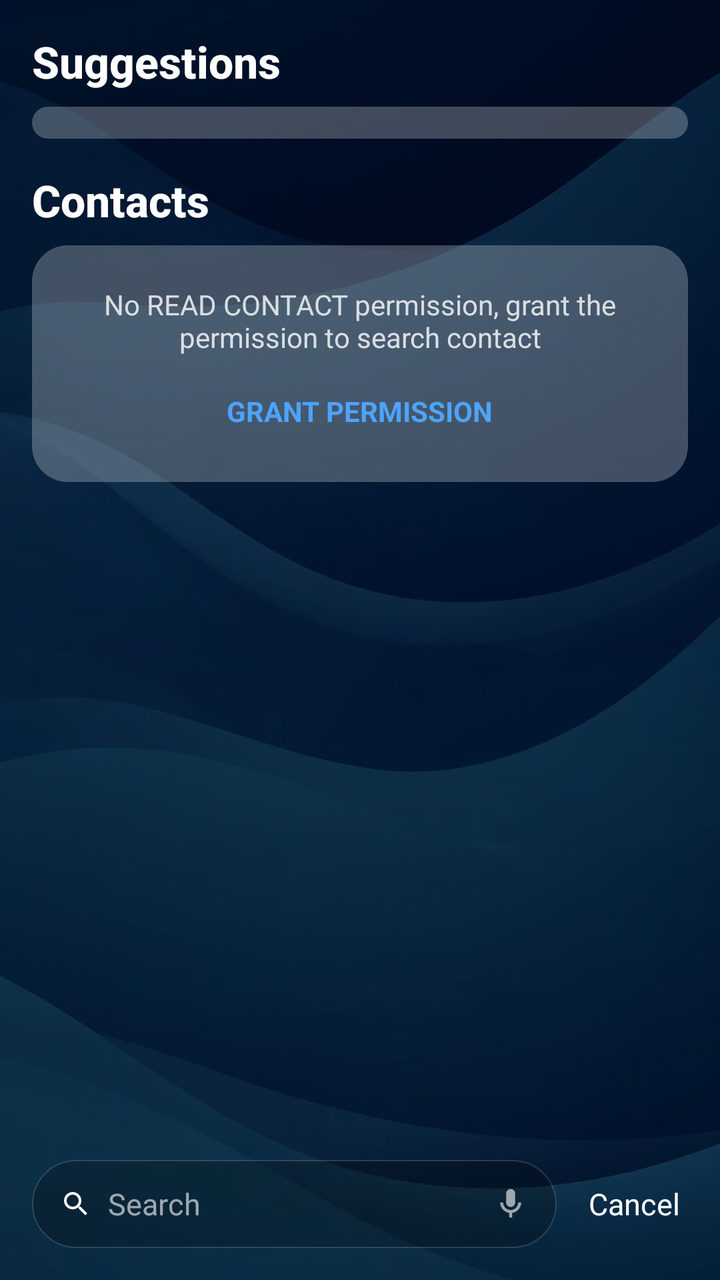
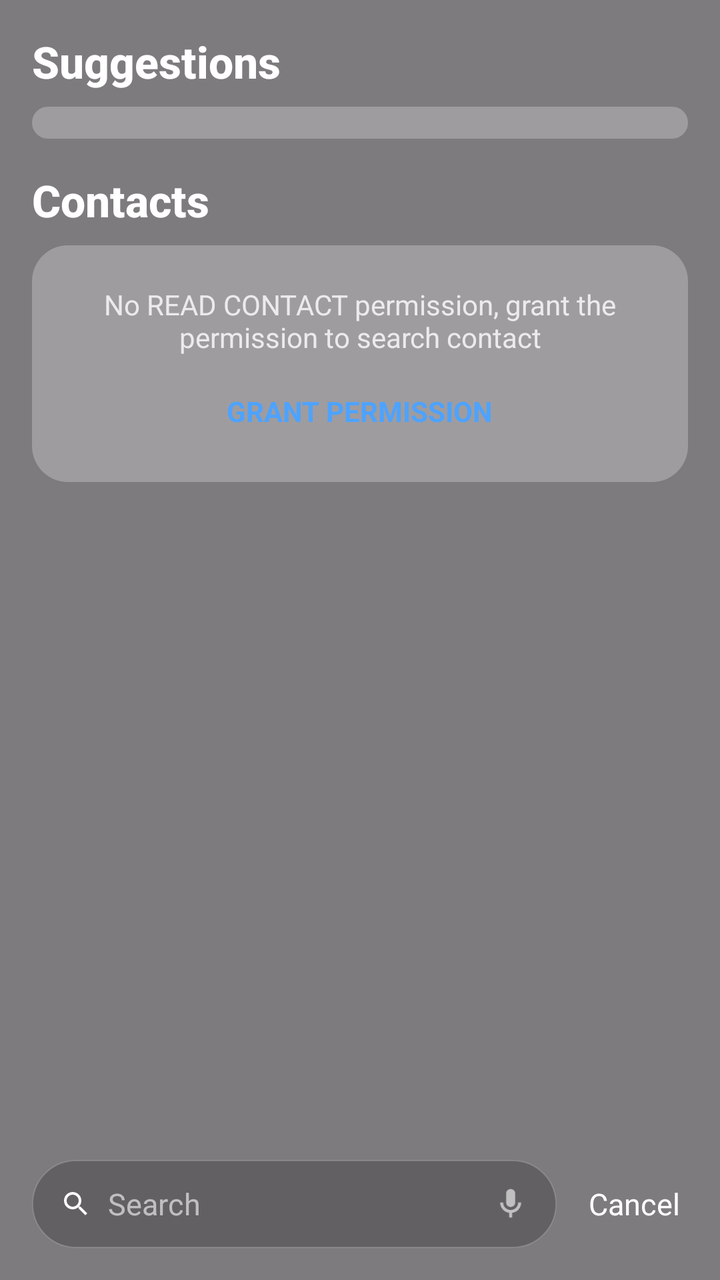

Before-and-after screenshots of an Android layout around one commit, followed by the original layout XML and the change that was made.
<!-- AndroidManifest.xml: application theme Theme.LauncherApp -->
<!-- res/layout/activity_search.xml -->
<?xml version="1.0" encoding="utf-8"?>
<FrameLayout xmlns:android="http://schemas.android.com/apk/res/android"
    xmlns:tools="http://schemas.android.com/tools"
    android:layout_width="match_parent"
    android:layout_height="match_parent"
    tools:context=".ui.activities.SearchActivity">

    <ImageView
        android:id="@+id/searchWallpaper"
        android:layout_width="match_parent"
        android:layout_height="match_parent"
        android:contentDescription="@null"
        android:scaleType="centerCrop"
        android:src="@drawable/walapepr_1" />

    <View
        android:layout_width="match_parent"
        android:layout_height="match_parent"
        android:background="#80000000" />

    <LinearLayout
        android:id="@+id/searchColumn"
        android:layout_width="match_parent"
        android:layout_height="match_parent"
        android:orientation="vertical">

        <ScrollView
            android:layout_width="match_parent"
            android:layout_height="0dp"
            android:layout_weight="1"
            android:clipToPadding="false"
            android:paddingStart="16dp"
            android:paddingTop="16dp"
            android:paddingEnd="16dp">

            <LinearLayout
                android:layout_width="match_parent"
                android:layout_height="wrap_content"
                android:orientation="vertical">

                
                <LinearLayout
                    android:id="@+id/suggestionsGroup"
                    android:layout_width="match_parent"
                    android:layout_height="wrap_content"
                    android:orientation="vertical">

                    <TextView
                        android:layout_width="wrap_content"
                        android:layout_height="wrap_content"
                        android:layout_marginBottom="8dp"
                        android:fontFamily="sans-serif-medium"
                        android:text="@string/search_suggestions_header"
                        android:textColor="@android:color/white"
                        android:textSize="22sp"
                        android:textStyle="bold" />

                    <android.widget.GridLayout
                        android:id="@+id/suggestedGrid"
                        android:layout_width="match_parent"
                        android:layout_height="wrap_content"
                        android:background="@drawable/bg_search_card"
                        android:columnCount="4"
                        android:padding="8dp" />

                </LinearLayout>

                
                <LinearLayout
                    android:id="@+id/appsGroup"
                    android:layout_width="match_parent"
                    android:layout_height="wrap_content"
                    android:layout_marginTop="16dp"
                    android:orientation="vertical"
                    android:visibility="gone">

                    <TextView
                        android:layout_width="wrap_content"
                        android:layout_height="wrap_content"
                        android:layout_marginBottom="8dp"
                        android:fontFamily="sans-serif-medium"
                        android:text="@string/search_apps_header"
                        android:textColor="@android:color/white"
                        android:textSize="22sp"
                        android:textStyle="bold" />

                    <LinearLayout
                        android:id="@+id/appResultsList"
                        android:layout_width="match_parent"
                        android:layout_height="wrap_content"
                        android:background="@drawable/bg_search_card"
                        android:orientation="vertical" />

                </LinearLayout>

                
                <LinearLayout
                    android:layout_width="match_parent"
                    android:layout_height="wrap_content"
                    android:layout_marginTop="16dp"
                    android:orientation="vertical">

                    <TextView
                        android:layout_width="wrap_content"
                        android:layout_height="wrap_content"
                        android:layout_marginBottom="8dp"
                        android:fontFamily="sans-serif-medium"
                        android:text="@string/search_contacts_header"
                        android:textColor="@android:color/white"
                        android:textSize="22sp"
                        android:textStyle="bold" />

                    <LinearLayout
                        android:id="@+id/contactsPermissionGroup"
                        android:layout_width="match_parent"
                        android:layout_height="wrap_content"
                        android:background="@drawable/bg_search_card"
                        android:gravity="center"
                        android:orientation="vertical"
                        android:padding="20dp">

                        <TextView
                            android:layout_width="match_parent"
                            android:layout_height="wrap_content"
                            android:gravity="center"
                            android:text="@string/search_contacts_permission_message"
                            android:textColor="#CCFFFFFF"
                            android:textSize="14sp" />

                        <TextView
                            android:id="@+id/grantContactsPermission"
                            android:layout_width="wrap_content"
                            android:layout_height="wrap_content"
                            android:layout_marginTop="12dp"
                            android:background="?attr/selectableItemBackground"
                            android:padding="6dp"
                            android:text="@string/search_grant_permission"
                            android:textColor="#4DA3FF"
                            android:textSize="14sp"
                            android:textStyle="bold" />

                    </LinearLayout>

                    <LinearLayout
                        android:id="@+id/contactResultsList"
                        android:layout_width="match_parent"
                        android:layout_height="wrap_content"
                        android:background="@drawable/bg_search_card"
                        android:orientation="vertical"
                        android:visibility="gone" />

                </LinearLayout>

            </LinearLayout>

        </ScrollView>

        
        <LinearLayout
            android:layout_width="match_parent"
            android:layout_height="wrap_content"
            android:gravity="center_vertical"
            android:orientation="horizontal"
            android:paddingStart="16dp"
            android:paddingTop="8dp"
            android:paddingEnd="16dp"
            android:paddingBottom="16dp">

            <LinearLayout
                android:layout_width="0dp"
                android:layout_height="44dp"
                android:layout_weight="1"
                android:background="@drawable/home_search_pill_background"
                android:gravity="center_vertical"
                android:orientation="horizontal"
                android:paddingStart="14dp"
                android:paddingEnd="14dp">

                <ImageView
                    android:layout_width="16dp"
                    android:layout_height="16dp"
                    android:contentDescription="@null"
                    android:src="@drawable/ic_home_search" />

                <EditText
                    android:id="@+id/searchInput"
                    android:layout_width="0dp"
                    android:layout_height="match_parent"
                    android:layout_marginStart="8dp"
                    android:layout_weight="1"
                    android:background="@null"
                    android:hint="@string/search_hint"
                    android:imeOptions="actionSearch"
                    android:inputType="text"
                    android:maxLines="1"
                    android:textColor="@android:color/white"
                    android:textColorHint="#99FFFFFF"
                    android:textSize="15sp" />

                <ImageView
                    android:id="@+id/searchMic"
                    android:layout_width="18dp"
                    android:layout_height="18dp"
                    android:layout_marginStart="8dp"
                    android:background="?attr/selectableItemBackground"
                    android:contentDescription="@null"
                    android:src="@drawable/ic_search_mic" />

            </LinearLayout>

            <TextView
                android:id="@+id/searchCancel"
                android:layout_width="wrap_content"
                android:layout_height="wrap_content"
                android:layout_marginStart="12dp"
                android:background="?attr/selectableItemBackground"
                android:padding="4dp"
                android:text="@string/search_cancel"
                android:textColor="@android:color/white"
                android:textSize="15sp" />

        </LinearLayout>

    </LinearLayout>

</FrameLayout>
<!-- resources referenced by this layout -->
<resources>
  <!-- drawable bg_search_card (drawable) -->
  <?xml version="1.0" encoding="utf-8"?>
  <shape xmlns:android="http://schemas.android.com/apk/res/android">
      <solid android:color="#40FFFFFF" />
      <corners android:radius="18dp" />
  </shape>
  <!-- drawable home_search_pill_background (drawable) -->
  <?xml version="1.0" encoding="utf-8"?>
  <shape xmlns:android="http://schemas.android.com/apk/res/android"
      android:shape="rectangle">
      <solid android:color="#38000000" />
      <stroke
          android:width="0.5dp"
          android:color="#26FFFFFF" />
      <corners android:radius="100dp" />
  </shape>
  <!-- drawable ic_home_search (drawable) -->
  <?xml version="1.0" encoding="utf-8"?>
  <vector xmlns:android="http://schemas.android.com/apk/res/android"
      android:width="13dp"
      android:height="13dp"
      android:viewportWidth="24"
      android:viewportHeight="24">
      <path
          android:fillColor="#FFFFFFFF"
          android:pathData="M15.5,14h-0.79l-0.28,-0.27C15.41,12.59 16,11.11 16,9.5 16,5.91 13.09,3 9.5,3S3,5.91 3,9.5 5.91,16 9.5,16c1.61,0 3.09,-0.59 4.23,-1.57l0.27,0.28v0.79l5,4.99L20.49,19l-4.99,-5zM9.5,14C7.01,14 5,11.99 5,9.5S7.01,5 9.5,5 14,7.01 14,9.5 11.99,14 9.5,14z" />
  </vector>
  <!-- drawable ic_search_mic (drawable) -->
  <?xml version="1.0" encoding="utf-8"?>
  <vector xmlns:android="http://schemas.android.com/apk/res/android"
      android:width="24dp"
      android:height="24dp"
      android:viewportWidth="24"
      android:viewportHeight="24"
      android:tint="#99FFFFFF">
      <path
          android:fillColor="@android:color/white"
          android:pathData="M12,14c1.66,0 3,-1.34 3,-3V5c0,-1.66 -1.34,-3 -3,-3S9,3.34 9,5v6C9,12.66 10.34,14 12,14z" />
      <path
          android:fillColor="@android:color/white"
          android:pathData="M17,11c0,2.76 -2.24,5 -5,5s-5,-2.24 -5,-5H5c0,3.53 2.61,6.43 6,6.92V21h2v-3.08c3.39,-0.49 6,-3.39 6,-6.92H17z" />
  </vector>
  <!-- drawable walapepr_1: png bitmap (drawable, 828454 bytes) -->
  <string name="search_apps_header">Apps</string>
  <string name="search_cancel">Cancel</string>
  <string name="search_contacts_header">Contacts</string>
  <string name="search_contacts_permission_message">No READ CONTACT permission, grant the permission to search contact</string>
  <string name="search_grant_permission">GRANT PERMISSION</string>
  <string name="search_hint">Search</string>
  <string name="search_suggestions_header">Suggestions</string>
  <style name="Theme.LauncherApp" parent="Base.Theme.LauncherApp" />
  <style name="Base.Theme.LauncherApp" parent="Theme.Material3.DayNight.NoActionBar">
          
          
      </style>
</resources>

<!-- the commit's change to res/layout/activity_search.xml (unified diff, before → after) -->
@@ -4,14 +4,13 @@
     android:layout_width="match_parent"
     android:layout_height="match_parent"
     tools:context=".ui.activities.SearchActivity">
-
     <ImageView
         android:id="@+id/searchWallpaper"
         android:layout_width="match_parent"
         android:layout_height="match_parent"
         android:contentDescription="@null"
         android:scaleType="centerCrop"
-        android:src="@drawable/walapepr_1" />
+        android:visibility="gone" />
 
     <View
         android:layout_width="match_parent"
<!-- resource entries referenced after the edit -->
@@ -42,7 +42,6 @@
           android:fillColor="@android:color/white"
           android:pathData="M17,11c0,2.76 -2.24,5 -5,5s-5,-2.24 -5,-5H5c0,3.53 2.61,6.43 6,6.92V21h2v-3.08c3.39,-0.49 6,-3.39 6,-6.92H17z" />
   </vector>
-  <!-- drawable walapepr_1: png bitmap (drawable, 828454 bytes) -->
   <string name="search_apps_header">Apps</string>
   <string name="search_cancel">Cancel</string>
   <string name="search_contacts_header">Contacts</string>
